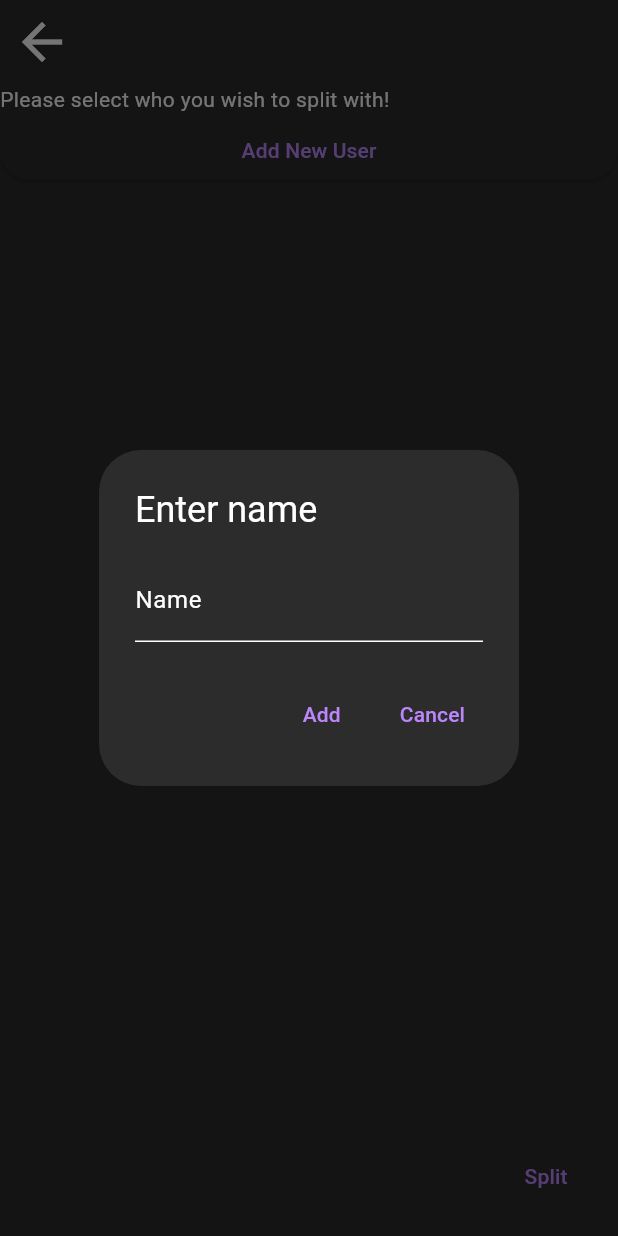
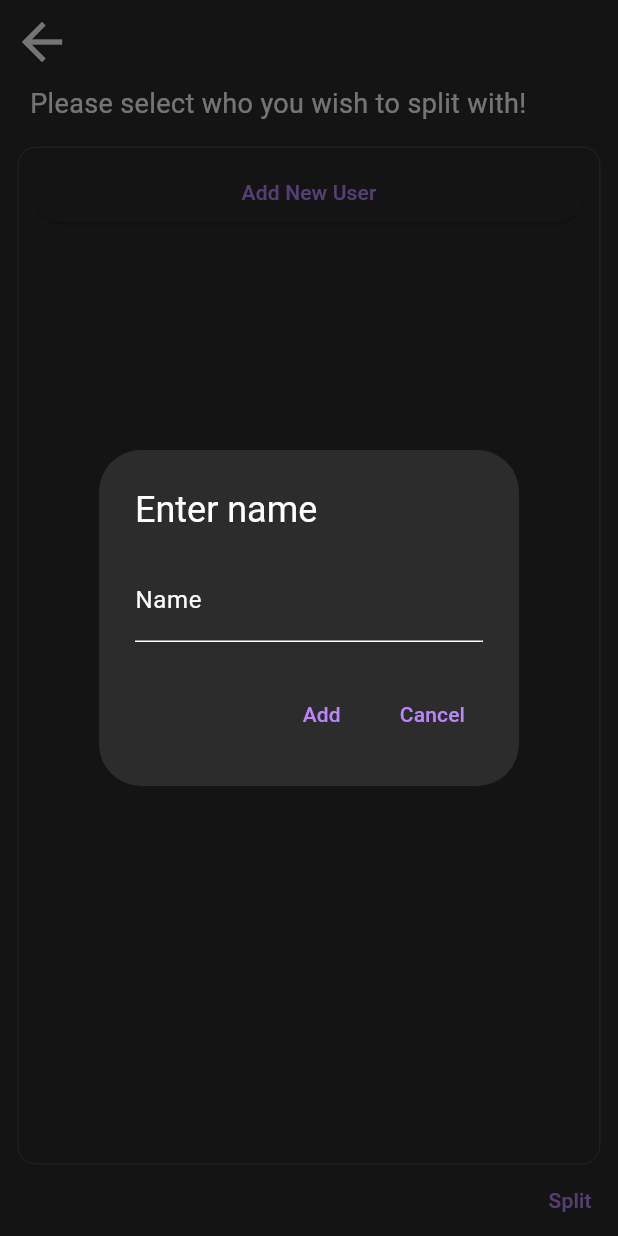
Before and after one commit to t-rav4/receipt_split, a Flutter app: the SelectUsersPage screen opened directly with empty values, after a tap on "Add New User", on a phone screen of 412 x 824 dp. Run offline on Flutter 3.47's test engine with Material 3 defaults, Android fonts, the phone set to English and light mode, and no system bars; our stand-ins replace file_picker, flutter_native_splash, shared_preferences; missing offline and left inert: read_pdf_text; accounts and stored records are empty.

Commit message:
refactor: updating of user colour/state improved - abstracted code into appropriate files + widgets

```diff
--- a/lib/select_users_page.dart
+++ b/lib/select_users_page.dart
@@ -1,32 +1,15 @@
 import 'dart:math';
 
 import 'package:flutter/material.dart';
+import 'package:receipt_split/services/colour_picker_service.dart';
 import 'package:receipt_split/services/preferences_service.dart';
+import 'package:receipt_split/widgets/list_user_item.dart';
 import 'package:receipt_split/widgets/styled_button.dart';
 
 import 'receipt_split_page.dart';
 import 'types/user.dart';
 
-List<Color> userPredefinedColours = [
-  Colors.redAccent,
-  Colors.pink,
-  Colors.purpleAccent,
-  Colors.deepPurple,
-  Colors.indigoAccent,
-  Colors.blue,
-  Colors.lightBlueAccent,
-  Colors.teal,
-  Colors.tealAccent,
-  Colors.green,
-  Colors.lightGreenAccent,
-  Colors.greenAccent,
-  Colors.yellow,
-  Colors.orange,
-  Colors.deepOrange,
-  Colors.brown,
-  Colors.grey,
-  Colors.blueGrey
-];
+const minRequiredUsers = 2;
 
 Color getRandomColour() {
   final random = Random();
@@ -75,7 +58,7 @@ class _SelectUsersPageState extends State<SelectUsersPage> {
   }
 
   void goToReceiptSplit() async {
-    if (selectedUsers.length < 2) {
+    if (selectedUsers.length < minRequiredUsers) {
       ScaffoldMessenger.of(context).showSnackBar(const SnackBar(
         content: Text("Please select at least 2 users"),
         behavior: SnackBarBehavior.floating,
@@ -94,92 +77,13 @@ class _SelectUsersPageState extends State<SelectUsersPage> {
     );
   }
 
-  void openColourSelectForUser(BuildContext context, User user) {
-    // Navigator.pop(context); // Close the dialog
-    showDialog(
-      context: context,
-      builder: (BuildContext context) {
-        return AlertDialog(
-          title: Text("Select a colour"),
-          content: Padding(
-            padding: EdgeInsets.all(24),
-            child: Wrap(
-              spacing: 10.0,
-              runSpacing: 10.0,
-              children: userPredefinedColours
-                  .map(
-                    (colour) => GestureDetector(
-                      onTap: () {
+  void updateUser(User updatedUser) async {
     setState(() {
-                          userOptions
-                              .firstWhere((u) => u.name == user.name)
-                              .colour = colour;
+      var index = userOptions.indexWhere((u) => u.name == updatedUser.name);
+      userOptions[index] = updatedUser;
     });
-                        Navigator.pop(context); // Close pop-up
-                      },
-                      child: Container(
-                        height: 32,
-                        width: 32,
-                        decoration: BoxDecoration(
-                          border: user.colour == colour
-                              ? Border.all(
-                                  width: 4,
-                                  color: Colors.white,
-                                  strokeAlign: BorderSide.strokeAlignOutside,
-                                )
-                              : null,
-                          color: colour,
-                          borderRadius: BorderRadius.all(
-                            Radius.circular(100),
-                          ),
-                        ),
-                      ),
-                    ),
-                  )
-                  .toList(),
-            ),
-          ),
-        );
-      },
-    );
-  }
 
-  void showAddUserDialog(BuildContext context) {
-    showDialog(
-      context: context,
-      builder: (context) {
-        TextEditingController controller = TextEditingController();
-
-        return AlertDialog(
-          title: const Text("Enter name"),
-          content: TextField(
-            textCapitalization: TextCapitalization.words,
-            controller: controller,
-            decoration: const InputDecoration(
-              labelText: "Name",
-            ),
-          ),
-          actions: [
-            TextButton(
-              onPressed: () {
-                String newName = controller.text.trim();
-                if (newName.isNotEmpty) {
-                  createNewUser(newName);
-                  Navigator.pop(context);
-                }
-              },
-              child: const Text("Add"),
-            ),
-            TextButton(
-              onPressed: () {
-                Navigator.pop(context);
-              },
-              child: const Text("Cancel"),
-            ),
-          ],
-        );
-      },
-    );
+    await _saveUsers();
   }
 
   @override
@@ -193,10 +97,28 @@ class _SelectUsersPageState extends State<SelectUsersPage> {
               onPressed: () => Navigator.of(context).pop(),
               icon: Icon(Icons.arrow_back, size: 40),
             ),
-
-
-            Text("Please select who you wish to split with!"),
             Expanded(
+              child: Padding(
+                padding: EdgeInsets.symmetric(horizontal: 12),
+                child: Column(
+                  crossAxisAlignment: CrossAxisAlignment.start,
+                  children: [
+                    Padding(
+                      padding: EdgeInsets.symmetric(horizontal: 8),
+                      child: Text(
+                        "Please select who you wish to split with!",
+                        style: TextStyle(fontSize: 18),
+                      ),
+                    ),
+                    SizedBox(height: 16),
+                    Expanded(
+                      child: Container(
+                        padding:
+                            EdgeInsets.symmetric(horizontal: 10, vertical: 6),
+                        decoration: BoxDecoration(
+                          border: Border.all(color: Colors.grey, width: 0.2),
+                          borderRadius: BorderRadius.circular(12),
+                        ),
                         child: ListView.builder(
                           itemCount: userOptions.length + 1,
                           itemBuilder: (context, index) {
@@ -204,36 +126,15 @@ class _SelectUsersPageState extends State<SelectUsersPage> {
                               return ElevatedButton(
                                 child: const Text("Add New User"),
                                 onPressed: () {
-                          showAddUserDialog(context);
+                                  showAddUserDialog(
+                                      context, (name) => createNewUser(name));
                                 },
                               );
                             }
                             User user = userOptions[index];
-                    return Material(
-                      child: ListTile(
-                        leading: GestureDetector(
-                          onTap: () {
-                            openColourSelectForUser(context, user);
-                          },
-                          child: Container(
-                            height: 32,
-                            width: 32,
-                            decoration: BoxDecoration(
-                              color: user.colour,
-                              borderRadius: BorderRadius.all(
-                                Radius.circular(100),
-                              ),
-                            ),
-                          ),
-                        ),
-                        title: Text(user.name),
-                        titleTextStyle: TextStyle(
-                            fontWeight: selectedUsers.contains(user)
-                                ? FontWeight.bold
-                                : null),
-                        selectedColor: Colors.white,
-                        selected: selectedUsers.contains(user),
-                        onTap: () {
+                            return ListUserItem(
+                              user: user,
+                              onPress: () {
                                 setState(() {
                                   if (selectedUsers.contains(user)) {
                                     selectedUsers.remove(user);
@@ -242,15 +143,28 @@ class _SelectUsersPageState extends State<SelectUsersPage> {
                                   selectedUsers.add(user);
                                 });
                               },
+                              isSelected: selectedUsers.contains(user),
+                              updateUser: updateUser
+
+                            );
+                          },
                         ),
-                    );
-                  }),
+                      ),
                     ),
                   ],
                 ),
               ),
-      floatingActionButton:
-          StyledButton(label: "Split", onTap: () => goToReceiptSplit()),
+            ),
+            Container(
+              alignment: Alignment.centerRight,
+              child: StyledButton(
+                label: "Split",
+                onTap: () => goToReceiptSplit(),
+              ),
+            ),
+          ],
+        ),
+      ),
     );
   }
 }
--- /dev/null
+++ b/lib/services/colour_picker_service.dart
@@ -0,0 +1,84 @@
+import 'package:flutter/material.dart';
+import 'package:receipt_split/constants/colours.dart';
+
+Future<Color?> openColourSelectForUser(BuildContext context, Color? currentColour) {
+  return showDialog<Color?>(
+    context: context,
+    builder: (BuildContext context) {
+      return AlertDialog(
+        title: Text("Select a colour"),
+        content: Padding(
+          padding: EdgeInsets.all(24),
+          child: Wrap(
+            spacing: 10.0,
+            runSpacing: 10.0,
+            children: colours
+                .map(
+                  (colour) => GestureDetector(
+                    onTap: () {
+                      Navigator.pop(context, colour); // Close pop-up + return this colour
+                    },
+                    child: Container(
+                      height: 32,
+                      width: 32,
+                      decoration: BoxDecoration(
+                        border: currentColour == colour
+                            ? Border.all(
+                                width: 4,
+                                color: Colors.white,
+                                strokeAlign: BorderSide.strokeAlignOutside,
+                              )
+                            : null,
+                        color: colour,
+                        borderRadius: BorderRadius.all(
+                          Radius.circular(100),
+                        ),
+                      ),
+                    ),
+                  ),
+                )
+                .toList(),
+          ),
+        ),
+      );
+    },
+  );
+}
+
+void showAddUserDialog(BuildContext context, Function(String name) onCreate) {
+  showDialog(
+    context: context,
+    builder: (context) {
+      TextEditingController controller = TextEditingController();
+
+      return AlertDialog(
+        title: const Text("Enter name"),
+        content: TextField(
+          textCapitalization: TextCapitalization.words,
+          controller: controller,
+          decoration: const InputDecoration(
+            labelText: "Name",
+          ),
+        ),
+        actions: [
+          TextButton(
+            onPressed: () {
+              String newName = controller.text.trim();
+              if (newName.isNotEmpty) {
+                onCreate(newName);
+                Navigator.pop(context);
+              }
+            },
+            child: const Text("Add"),
+          ),
+          TextButton(
+            onPressed: () {
+              Navigator.pop(context);
+            },
+            child: const Text("Cancel"),
+          ),
+        ],
+      );
+    },
+  );
+}
--- a/lib/types/user.dart
+++ b/lib/types/user.dart
@@ -25,4 +25,14 @@ class User {
     assignedItems.add(item);
   }
 
+  User copyWith({
+    String? name,
+    Color? colour,
+    List<Item>? assignedItems,
+  }) {
+    return User(
+      name: name ?? this.name,
+      colour: colour ?? this.colour,
+    )..assignedItems = assignedItems ?? this.assignedItems;
+  }
 }
```
Also changed, not shown: lib/constants/colours.dart (added, +22 -0 lines), lib/widgets/colour_pick_note.dart (added, +39 -0 lines), lib/widgets/list_user_item.dart (added, +44 -0 lines). Lines whose indentation alone changed are shown as unchanged.
